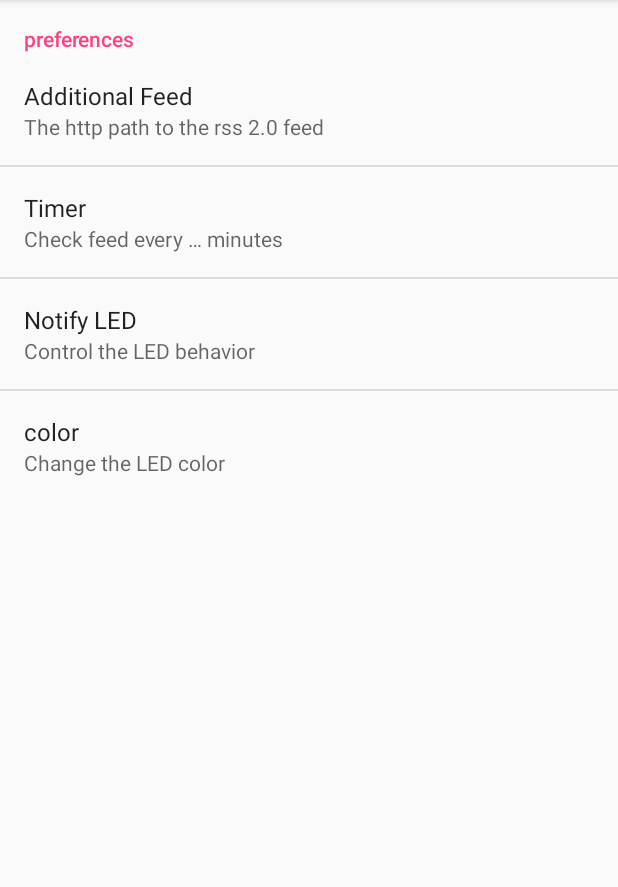
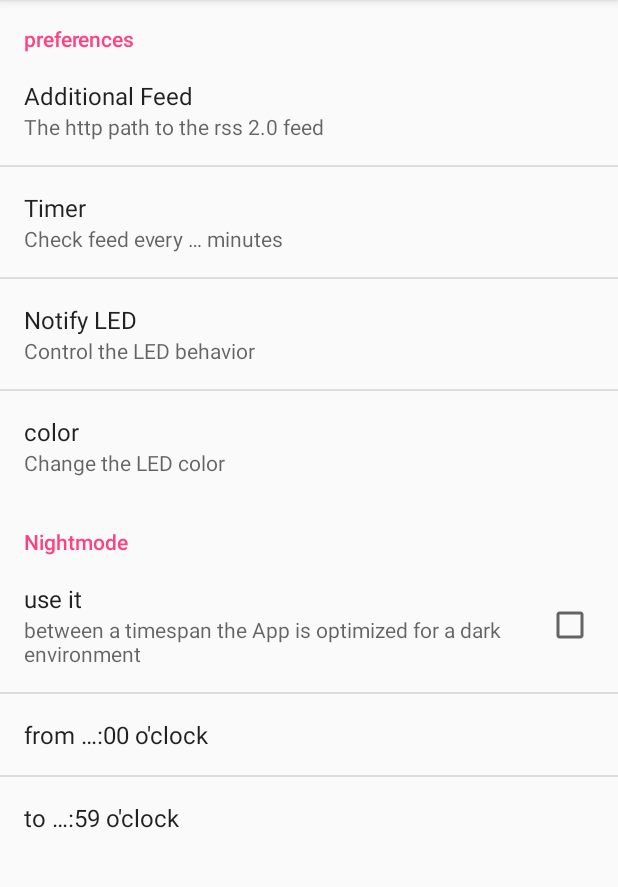
Before and after one commit to no-go/ViboraFeed, an Android app: the screen it shows after launch (PreferencesActivity), in the options menu, after a tap on "preferences", on a phone screen of 412 x 824 dp, the part 84-971 px from its top. Run offline under Robolectric (Android 15) with nearby library versions, the phone set to English and light mode, and no system bars.

Commit message:
night mode added. fix a image size bug on device below 5.0

```diff
--- a/app/build.gradle
+++ b/app/build.gradle
@@ -8,8 +8,8 @@ android {
         applicationId "de.vibora.viborafeed"
         minSdkVersion 16
         targetSdkVersion 23
-        versionCode 18
-        versionName "1.8"
+        versionCode 19
+        versionName "1.9"
     }
     buildTypes {
         release {
--- a/app/src/main/java/de/vibora/viborafeed/FeedContract.java
+++ b/app/src/main/java/de/vibora/viborafeed/FeedContract.java
@@ -401,9 +401,7 @@ public class FeedContract {
                 is = new URL(path).openStream();
                 result = BitmapFactory.decodeStream(is);
                 is.close();
-                if (Build.VERSION.SDK_INT >= Build.VERSION_CODES.KITKAT) {
-                    result = FeedContract.scale(result, ViboraApp.Config.MAX_IMG_WIDTH);
-                }
+                result = FeedContract.scale(result, ViboraApp.Config.MAX_IMG_WIDTH);
             } catch (IOException ex) {
                 ex.printStackTrace();
             }
--- /dev/null
+++ b/app/src/main/java/de/vibora/viborafeed/IntEditPreference.java
@@ -0,0 +1,33 @@
+package de.vibora.viborafeed;
+
+import android.content.Context;
+import android.preference.EditTextPreference;
+import android.util.AttributeSet;
+
+public class IntEditPreference extends EditTextPreference {
+
+    public IntEditPreference(Context context) {
+        super(context);
+    }
+
+    public IntEditPreference(Context context, AttributeSet attrs) {
+        super(context, attrs);
+    }
+
+    public IntEditPreference(Context context, AttributeSet attrs, int defStyle) {
+        super(context, attrs, defStyle);
+    }
+
+    @Override
+    protected String getPersistedString(String defaultReturnValue) {
+        return String.valueOf(getPersistedInt(0));
+    }
+
+    @Override
+    protected boolean persistString(String value) {
+        if (value.equals("")) value="0";
+        int val = Integer.valueOf(value);
+        if (val > 23 || val < 0) val = 0;
+        return persistInt(val);
+    }
+}
--- a/app/src/main/java/de/vibora/viborafeed/MainActivity.java
+++ b/app/src/main/java/de/vibora/viborafeed/MainActivity.java
@@ -2,13 +2,16 @@ package de.vibora.viborafeed;
 
 import android.app.Fragment;
 import android.app.NotificationManager;
+import android.app.UiModeManager;
 import android.content.BroadcastReceiver;
 import android.content.ContentValues;
 import android.content.Context;
 import android.content.Intent;
 import android.content.IntentFilter;
+import android.content.SharedPreferences;
 import android.os.AsyncTask;
 import android.os.Bundle;
+import android.preference.PreferenceManager;
 import android.support.v7.app.ActionBar;
 import android.support.v7.app.AppCompatActivity;
 import android.util.Log;
@@ -28,6 +31,8 @@ import java.util.TimeZone;
 public class MainActivity extends AppCompatActivity {
     public Context ctx;
     private BroadcastReceiver alarmReceiver;
+    private SharedPreferences mPreferences;
+    private UiModeManager umm;
 
     @Override
     public boolean onCreateOptionsMenu(Menu menu) {
@@ -43,6 +48,7 @@ public class MainActivity extends AppCompatActivity {
         switch (item.getItemId()) {
             case R.id.action_preferences:
                 Intent intent = new Intent(MainActivity.this, PreferencesActivity.class);
+                intent.setFlags(Intent.FLAG_ACTIVITY_NO_ANIMATION);
                 startActivity(intent);
                 break;
             case R.id.action_delNotifies:
@@ -90,10 +96,12 @@ public class MainActivity extends AppCompatActivity {
      */
     @Override
     protected void onCreate(Bundle savedInstanceState) {
+        super.onCreate(savedInstanceState);
         Log.d(ViboraApp.TAG, "onCreate");
         ctx = this;
-        super.onCreate(savedInstanceState);
         setContentView(R.layout.activity_main);
+        mPreferences = PreferenceManager.getDefaultSharedPreferences(getApplicationContext());
+        umm = (UiModeManager) getSystemService(Context.UI_MODE_SERVICE);
         ViboraApp.alarm.restart(this);
         new DbExpunge().execute();
 
@@ -147,6 +155,14 @@ public class MainActivity extends AppCompatActivity {
     protected void onResume() {
         Log.d(ViboraApp.TAG, "onResume");
         ViboraApp.withGui = true;
+        boolean night = mPreferences.getBoolean("nightmode_use", false);
+        int startH = mPreferences.getInt("nightmode_use_start", ViboraApp.Config.DEFAULT_NIGHT_START);
+        int stopH = mPreferences.getInt("nightmode_use_stop", ViboraApp.Config.DEFAULT_NIGHT_STOP);
+        if (night && ViboraApp.inTimeSpan(startH, stopH)) {
+            umm.setNightMode(UiModeManager.MODE_NIGHT_YES);
+        } else {
+            umm.setNightMode(UiModeManager.MODE_NIGHT_NO);
+        }
         super.onResume();
     }
 
--- a/app/src/main/java/de/vibora/viborafeed/MyPreferenceFragment.java
+++ b/app/src/main/java/de/vibora/viborafeed/MyPreferenceFragment.java
@@ -1,5 +1,9 @@
 package de.vibora.viborafeed;
 
+import android.app.UiModeManager;
+import android.content.Context;
+import android.content.SharedPreferences;
+import android.content.res.Configuration;
 import android.os.Bundle;
 import android.preference.PreferenceFragment;
 
@@ -7,10 +11,39 @@ import android.preference.PreferenceFragment;
  * Wird zum Laden der in XML abgelegten Preferences genutzt.
  * Es wird im Layout der {@link PreferencesActivity} genutzt.
  */
-public class MyPreferenceFragment extends PreferenceFragment {
+public class MyPreferenceFragment extends PreferenceFragment implements SharedPreferences.OnSharedPreferenceChangeListener {
+    private UiModeManager umm;
+
     @Override
     public void onCreate(Bundle savedInstanceState) {
         super.onCreate(savedInstanceState);
         addPreferencesFromResource(R.xml.preferences);
+        umm = (UiModeManager) getActivity().getSystemService(Context.UI_MODE_SERVICE);
+    }
+
+    @Override
+    public void onResume() {
+        super.onResume();
+        getPreferenceManager().getSharedPreferences().registerOnSharedPreferenceChangeListener(this);
+    }
+
+    @Override
+    public void onPause() {
+        super.onPause();
+        getPreferenceManager().getSharedPreferences().unregisterOnSharedPreferenceChangeListener(this);
+    }
+
+    @Override
+    public void onSharedPreferenceChanged(SharedPreferences sharedPreferences, String s) {
+        if (s.equals("nightmode_use")) {
+            boolean night = sharedPreferences.getBoolean("nightmode_use", false);
+            int startH = sharedPreferences.getInt("nightmode_use_start", ViboraApp.Config.DEFAULT_NIGHT_START);
+            int stopH = sharedPreferences.getInt("nightmode_use_stop", ViboraApp.Config.DEFAULT_NIGHT_STOP);
+            if (night && ViboraApp.inTimeSpan(startH, stopH)) {
+                umm.setNightMode(UiModeManager.MODE_NIGHT_YES);
+            } else {
+                umm.setNightMode(UiModeManager.MODE_NIGHT_NO);
+            }
+        }
     }
 }
--- a/app/src/main/java/de/vibora/viborafeed/PreferencesActivity.java
+++ b/app/src/main/java/de/vibora/viborafeed/PreferencesActivity.java
@@ -6,6 +6,7 @@ import android.support.v7.app.ActionBar;
 import android.support.v7.app.AppCompatActivity;
 import android.util.Log;
 import android.view.MenuItem;
+import android.widget.Toast;
 
 /**
  * Das ist die Activity, die die Einstellungen zeigt.
--- a/app/src/main/java/de/vibora/viborafeed/ViboraApp.java
+++ b/app/src/main/java/de/vibora/viborafeed/ViboraApp.java
@@ -5,6 +5,8 @@ import android.content.Context;
 import android.content.SharedPreferences;
 import android.os.AsyncTask;
 import android.preference.PreferenceManager;
+
+import java.util.Calendar;
 
 /**
  * Der Einstiegspunkt des Launchers.
@@ -38,6 +40,9 @@ public class ViboraApp extends Application {
         public static final String DEFAULT_rsssec = "10800";
         public static final String DEFAULT_notifyColor = "#FF00FFFF";
         public static final String DEFAULT_notifyType = "2";
+        public static final int DEFAULT_NIGHT_START = 18;
+        public static final int DEFAULT_NIGHT_STOP = 6;
+
         /**
          * im Feed Text von Vibora ist leider ein total überflüssiger Inhalt enthalten,
          * der hinter dem Wort {@value #DEFAULT_lastRssWord} abgeschnitten werden muss.
@@ -68,7 +73,6 @@ public class ViboraApp extends Application {
     @Override
     public void onCreate() {
         super.onCreate();
-
         new PrefLoaderTask().execute();
         contextOfApplication = getApplicationContext();
         if (alarm == null) alarm = new Alarm();
@@ -84,7 +88,21 @@ public class ViboraApp extends Application {
         protected Void doInBackground(Void... params) {
             SharedPreferences mPreferences = PreferenceManager.getDefaultSharedPreferences(getApplicationContext());
             mPreferences.contains("dummy");
+            if (!mPreferences.contains("nightmode_use_start")) {
+                mPreferences.edit().putInt("nightmode_use_start", Config.DEFAULT_NIGHT_START).apply();
+            }
+            if (!mPreferences.contains("nightmode_use_stop")) {
+                mPreferences.edit().putInt("nightmode_use_stop", Config.DEFAULT_NIGHT_STOP).apply();
+            }
             return null;
         }
     }
+
+    public static boolean inTimeSpan(int startH, int stopH) {
+        int nowH = Calendar.getInstance().get(Calendar.HOUR_OF_DAY);
+        if (startH == stopH && startH == nowH) return true;
+        if (startH > stopH && (nowH <= stopH || nowH >= startH)) return true;
+        if (startH < stopH && nowH >= startH && nowH <= stopH) return true;
+        return false;
+    }
 }
--- a/app/src/main/res/layout/feed.xml
+++ b/app/src/main/res/layout/feed.xml
@@ -57,8 +57,8 @@
         android:layout_marginTop="10px"
         android:layout_below="@+id/feedBody"
         android:textSize="0px"
-        android:height="1px"
-        android:background="@color/button_material_light"
+        android:height="1dp"
+        android:background="@color/colorOldText"
         android:layout_toRightOf="@+id/image"
         android:layout_toEndOf="@+id/image" />
 
--- /dev/null
+++ b/app/src/main/res/values-night/colors.xml
@@ -0,0 +1,14 @@
+<?xml version="1.0" encoding="utf-8"?>
+<resources>
+    <color name="colorOld">#000000</color>
+    <color name="colorOldText">#500000</color>
+
+    <color name="colorTitle">#dd0000</color>
+    <color name="colorDate">#aa0000</color>
+    <color name="colorBody">#bb0000</color>
+    <color name="colorBackground">#000000</color>
+
+    <color name="colorPrimary">#202020</color>
+    <color name="colorPrimaryDark">#000000</color>
+    <color name="colorAccent">#F04080</color>
+</resources>
--- a/app/src/main/res/values/colors.xml
+++ b/app/src/main/res/values/colors.xml
@@ -6,6 +6,7 @@
     <color name="colorTitle">#323232</color>
     <color name="colorDate">#d6d7d7</color>
     <color name="colorBody">#808080</color>
+    <color name="colorBackground">#ffffff</color>
 
     <color name="colorPrimary">#000080</color>
     <color name="colorPrimaryDark">#000080</color>
--- a/app/src/main/res/values/strings.xml
+++ b/app/src/main/res/values/strings.xml
@@ -34,6 +34,11 @@
     <string name="waitOnNextSync">waiting on the next synchronisation …</string>
 
     <string name="serviceHasNews">de.vibora.viborafeed.ALARM_HAS_NEWS</string>
+    <string name="nightmode">Nightmode</string>
+    <string name="nightmode_summary">between a timespan the App is optimized for a dark environment</string>
+    <string name="nightmode_use">use it</string>
+    <string name="nightmode_use_start">from …:00 o\'clock</string>
+    <string name="nightmode_use_stop">to …:59 o\'clock</string>
 
     <string-array name="rss_sec_names">
         <item>30 minutes</item>
--- a/app/src/main/res/values/styles.xml
+++ b/app/src/main/res/values/styles.xml
@@ -1,8 +1,7 @@
 <resources>
 
     <!-- Base application theme. -->
-    <style name="AppTheme" parent="Theme.AppCompat.Light.DarkActionBar">
-        <!-- Customize your theme here. -->
+    <style name="AppTheme" parent="Theme.AppCompat.DayNight.DarkActionBar">
         <item name="colorPrimary">@color/colorPrimary</item>
         <item name="colorPrimaryDark">@color/colorPrimaryDark</item>
         <item name="colorAccent">@color/colorAccent</item>
--- a/app/src/main/res/xml/preferences.xml
+++ b/app/src/main/res/xml/preferences.xml
@@ -34,4 +34,27 @@
             android:title="@string/notify_color_title" />
 
     </PreferenceCategory>
+
+    <PreferenceCategory
+        android:title="@string/nightmode" >
+
+        <CheckBoxPreference
+            android:defaultValue="false"
+            android:key="nightmode_use"
+            android:summary="@string/nightmode_summary"
+            android:title="@string/nightmode_use" />
+
+        <de.vibora.viborafeed.IntEditPreference
+            android:key="nightmode_use_start"
+            android:title="@string/nightmode_use_start"
+            android:numeric="integer"
+            android:maxLength="2" />
+
+        <de.vibora.viborafeed.IntEditPreference
+            android:key="nightmode_use_stop"
+            android:title="@string/nightmode_use_stop"
+            android:numeric="integer"
+            android:maxLength="2" />
+
+    </PreferenceCategory>
 </PreferenceScreen>
```
Also changed, not shown: app/src/main/java/de/vibora/viborafeed/FeedCursorAdapter.java (+4 -4 lines), 4 other files.
